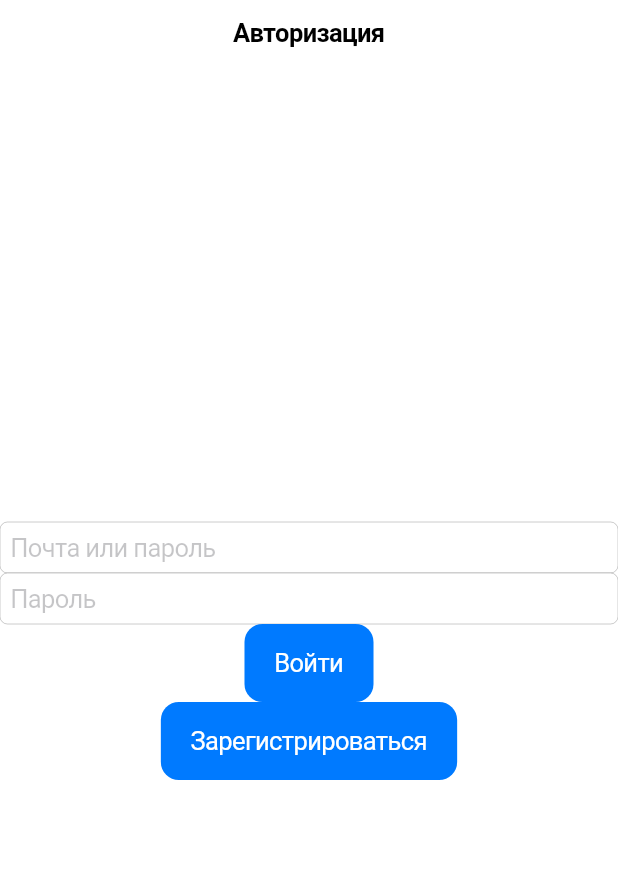
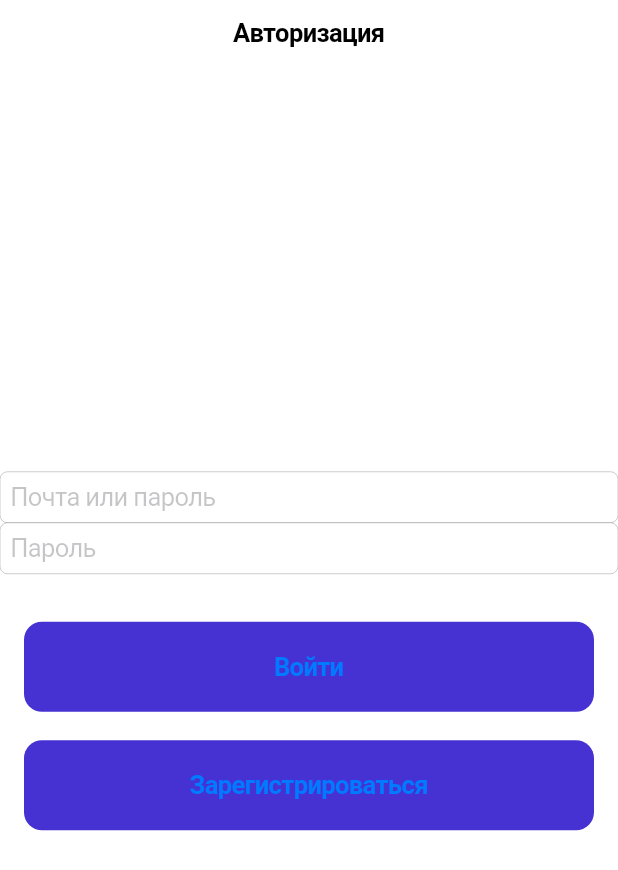
Before and after one commit to gaukhar1987/first_project, a Flutter app: the screen it shows after launch, on a phone screen of 412 x 824 dp. Shown: the top 870 px of the screen. Run offline on Flutter 3.47's test engine with Material 2 defaults, Android fonts, the phone set to English and light mode, and no system bars.

Commit message:
auth commit3

```diff
--- a/lib/scr/screens/auth/auth_screen.dart
+++ b/lib/scr/screens/auth/auth_screen.dart
@@ -12,6 +12,7 @@ class AuthScreen extends StatelessWidget {
       child: SafeArea(
         child: Column(
           mainAxisAlignment: MainAxisAlignment.center,
+          crossAxisAlignment: CrossAxisAlignment.stretch,
           children: [
             CupertinoTextField(
               placeholder: 'Почта или пароль',
@@ -19,13 +20,36 @@ class AuthScreen extends StatelessWidget {
             CupertinoTextField(
               placeholder: 'Пароль',
             ),
-            CupertinoButton.filled(
-              child: Text('Войти'),
-              onPressed: (){}
+            SizedBox(height: 32),
+
+            Padding(
+              padding: const EdgeInsets.symmetric(horizontal: 16),
+              child: CupertinoButton(
+                padding: const EdgeInsets.symmetric(vertical: 20),
+                color: Color(0xFF4631D2),
+                child: Text('Войти',
+                        style: TextStyle(
+                          fontWeight: FontWeight.bold
+                        ),
+                      ),
+                onPressed: (){}
+               ),
             ),
-            CupertinoButton.filled(
-              child: Text('Зарегистрироваться'),
-              onPressed: (){}
+
+            SizedBox(height: 19),
+
+            Padding (
+              padding: const EdgeInsets.symmetric(horizontal: 16),
+              child: CupertinoButton(
+                padding: const EdgeInsets.symmetric(vertical: 20),
+                color: Color(0xFF4631D2),
+                child: Text('Зарегистрироваться',
+                        style: TextStyle(
+                          fontWeight: FontWeight.bold
+                        ),
+                      ),
+                onPressed: (){}
+              ),
             ),
           ],
         ),
```
